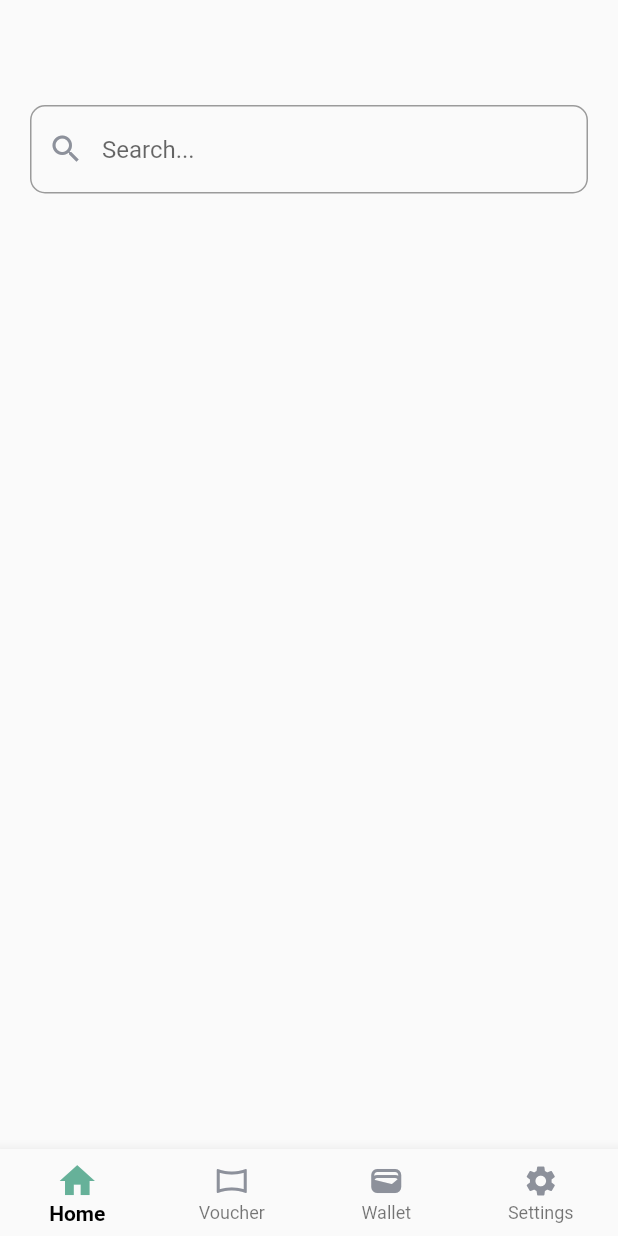
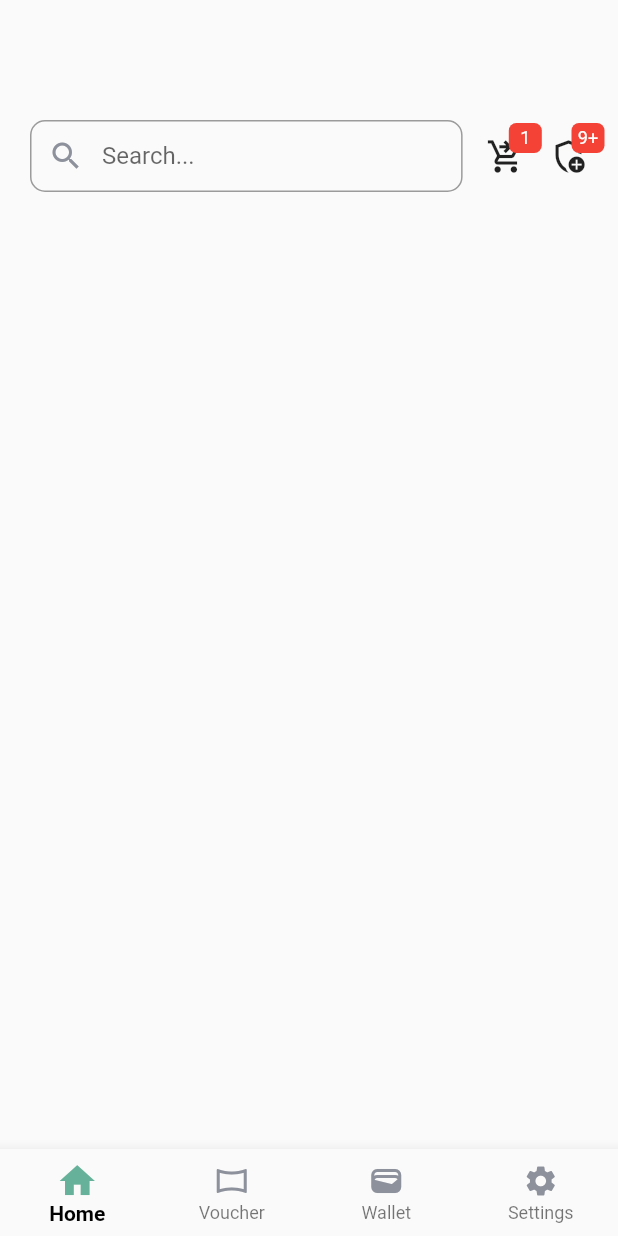
Before and after one commit to XROLE/market-hub, a Flutter app: the screen it shows after launch, on a phone screen of 412 x 824 dp. Run offline on Flutter 3.47's test engine with Material 2 defaults, Android fonts, the phone set to English and light mode, and no system bars.

Commit message:
create reusable app notification widget create reusable unfocus widget create reusable search bar create app logger

```diff
--- a/lib/presentation/home/home.dart
+++ b/lib/presentation/home/home.dart
@@ -1,19 +1,39 @@
 import 'package:flutter/material.dart';
 import 'package:flutter/src/widgets/framework.dart';
 import 'package:flutter/src/widgets/placeholder.dart';
+import 'package:market_hub/presentation/home/widgets/app_notification_widget.dart';
 import 'package:market_hub/presentation/home/widgets/app_searchbar.dart';
 import 'package:market_hub/presentation/home/widgets/bottom_nav_bar.dart';
+import 'package:market_hub/presentation/widgets/unfocus_widget.dart';
+import 'package:market_hub/utils/colors.dart';
 
 class HomePage extends StatelessWidget {
   const HomePage({super.key});
 
   @override
   Widget build(BuildContext context) {
-    return  Scaffold(
-      body: Container(
-        padding: const EdgeInsets.only(top: 70, left: 20, right: 20, bottom: 20),
-        child: Column(children: [
-          AppSearchBar()])),
+    final size = MediaQuery.of(context).size;
+    return Scaffold(
+      body: UnFocusWidget(
+        child: Container(
+            padding:
+                const EdgeInsets.only(top: 80, left: 20, right: 20, bottom: 20),
+            child: Column(children: [
+              SizedBox(
+                width: size.width,
+                child: Row(
+                    mainAxisAlignment: MainAxisAlignment.spaceBetween,
+                    children: [
+                      SizedBox(width: size.width * .7, child: AppSearchBar()),
+                      const AppNotificationWidget(
+                          val: "1",
+                          iconData: Icons.shopping_cart_checkout_outlined),
+                      const AppNotificationWidget(
+                          val: "9+", iconData: Icons.add_moderator_outlined),
+                    ]),
+              ),
+            ])),
+      ),
       bottomNavigationBar: const BottomNavBar(),
     );
   }
--- /dev/null
+++ b/lib/presentation/home/widgets/app_notification_widget.dart
@@ -0,0 +1,37 @@
+import 'package:flutter/material.dart';
+import 'package:market_hub/utils/colors.dart';
+
+class AppNotificationWidget extends StatelessWidget {
+  final String val;
+  final IconData iconData;
+  const AppNotificationWidget(
+      {required this.val, required this.iconData, super.key});
+
+  @override
+  Widget build(BuildContext context) {
+    return Stack(
+      clipBehavior: Clip.none,
+      children: [
+        Icon(iconData, size: 26,),
+        Positioned(
+          bottom: 15,
+          left: 15,
+          child: Container(
+            height: 20,
+            width: 22,
+            decoration: BoxDecoration(
+                color: AppColors.red, borderRadius: BorderRadius.circular(5)),
+            child: Center(
+                child: Text(
+              val,
+              style:  TextStyle(
+                  color: AppColors.white,
+                  fontSize: 12,
+                  ),
+            )),
+          ),
+        ),
+      ],
+    );
+  }
+}
--- a/lib/presentation/home/widgets/app_searchbar.dart
+++ b/lib/presentation/home/widgets/app_searchbar.dart
@@ -11,6 +11,7 @@ class AppSearchBar extends StatelessWidget {
     return TextField(
       controller: searchController,
       decoration: InputDecoration(
+        contentPadding: const EdgeInsets.symmetric(vertical: 0),
         hintText: 'Search...',
         prefixIcon: Icon(Icons.search, color: AppColors.textGrey,),
         border: OutlineInputBorder(
--- /dev/null
+++ b/lib/presentation/widgets/unfocus_widget.dart
@@ -0,0 +1,17 @@
+import 'package:flutter/material.dart';
+
+class UnFocusWidget extends StatelessWidget {
+  final Widget child;
+  const UnFocusWidget({required this.child, super.key});
+
+  @override
+  Widget build(BuildContext context) {
+    return GestureDetector(
+      onTap: () {
+        print('un focuse ========>');
+        FocusScope.of(context).unfocus();
+      },
+      child: child,
+    );
+  }
+}
--- /dev/null
+++ b/lib/utils/app_helper.dart
@@ -0,0 +1,9 @@
+import 'package:flutter/foundation.dart';
+
+class AppLogger {
+  static log(String? message) {
+    if (!kReleaseMode) {
+      print(message);
+    }
+  }
+}
--- a/lib/utils/colors.dart
+++ b/lib/utils/colors.dart
@@ -5,4 +5,5 @@ class AppColors {
   static Color textGrey = const Color.fromRGBO(141, 145, 155, 1);
   static Color black = Colors.black;
   static Color white = Colors.white;
+  static Color red = Colors.red;
 }
```
